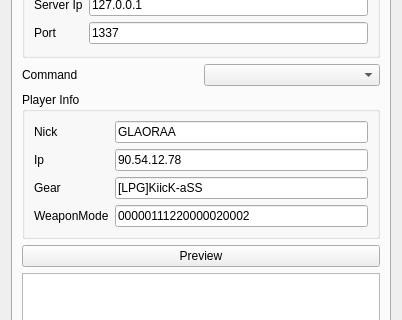
The window that testapp/dialog.ui (nwoki/agatha-server) describes before a commit, drawn with Qt 5; both pictures show x 0 to 402 and y 81 to 401 of the 402 by 596 pixel window.
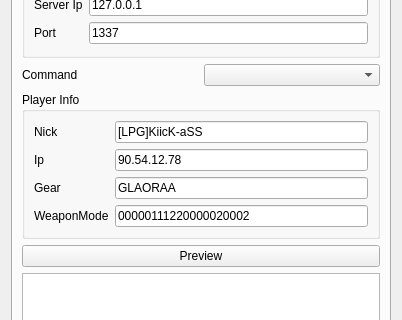
The same window after the commit.

Commit message: Fix: gear/nick swap

Diff of the .ui file:
```diff
--- a/testapp/dialog.ui
+++ b/testapp/dialog.ui
@@ -7,7 +7,7 @@
     <x>0</x>
     <y>0</y>
     <width>402</width>
-    <height>538</height>
+    <height>553</height>
    </rect>
   </property>
   <property name="windowTitle">
@@ -115,7 +115,7 @@
           <item row="0" column="1">
            <widget class="QLineEdit" name="playerNickLineEdit">
             <property name="text">
-             <string>GLAORAA</string>
+             <string>[LPG]KiicK-aSS</string>
             </property>
            </widget>
           </item>
@@ -143,7 +143,7 @@
           <item row="2" column="1">
            <widget class="QLineEdit" name="playerGearLineEdit">
             <property name="text">
-             <string>[LPG]KiicK-aSS</string>
+             <string>GLAORAA</string>
             </property>
            </widget>
           </item>
```
